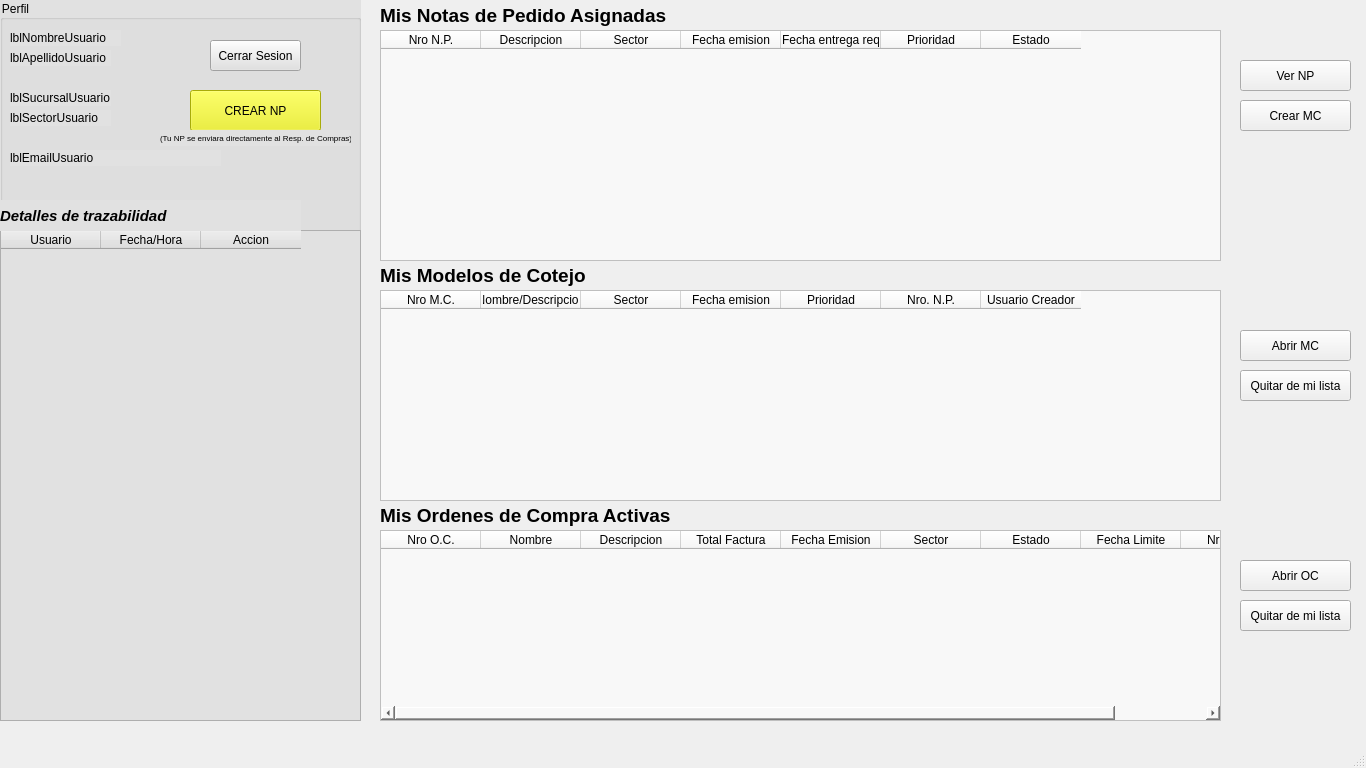
Qt form pantallaComprador.ui (AyeQuinteros15/DemoPracticas) before a commit.
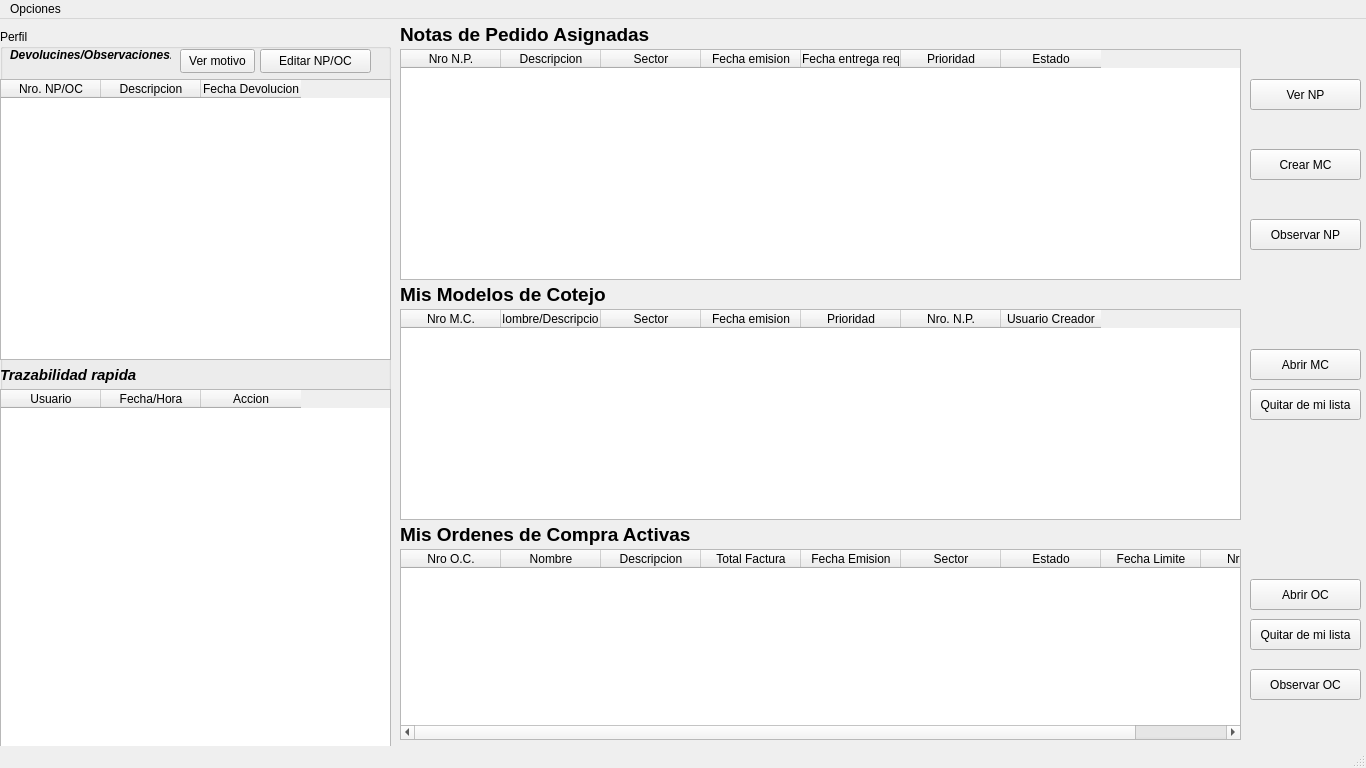
The same form after that commit.

```diff
--- a/pantallaComprador.ui
+++ b/pantallaComprador.ui
@@ -30,119 +30,21 @@
     <property name="geometry">
      <rect>
       <x>0</x>
-      <y>0</y>
-      <width>361</width>
+      <y>10</y>
+      <width>391</width>
       <height>721</height>
      </rect>
     </property>
-    <property name="styleSheet">
-     <string notr="true">background-color: rgb(225, 225, 225);</string>
-    </property>
     <property name="title">
      <string>Perfil</string>
     </property>
-    <widget class="QLabel" name="lblNombreUsuario">
-     <property name="geometry">
-      <rect>
-       <x>10</x>
-       <y>30</y>
-       <width>111</width>
-       <height>16</height>
-      </rect>
-     </property>
-     <property name="text">
-      <string>lblNombreUsuario</string>
-     </property>
-    </widget>
-    <widget class="QLabel" name="lblApellidoUsuario">
-     <property name="geometry">
-      <rect>
-       <x>10</x>
-       <y>50</y>
-       <width>101</width>
-       <height>16</height>
-      </rect>
-     </property>
-     <property name="text">
-      <string>lblApellidoUsuario</string>
-     </property>
-    </widget>
-    <widget class="QLabel" name="lblSucursalUsuario">
-     <property name="geometry">
-      <rect>
-       <x>10</x>
-       <y>90</y>
-       <width>101</width>
-       <height>16</height>
-      </rect>
-     </property>
-     <property name="text">
-      <string>lblSucursalUsuario</string>
-     </property>
-    </widget>
-    <widget class="QLabel" name="lblSectorUsuario">
-     <property name="geometry">
-      <rect>
-       <x>10</x>
-       <y>110</y>
-       <width>101</width>
-       <height>16</height>
-      </rect>
-     </property>
-     <property name="text">
-      <string>lblSectorUsuario</string>
-     </property>
-    </widget>
-    <widget class="QLabel" name="label">
-     <property name="geometry">
-      <rect>
-       <x>10</x>
-       <y>150</y>
-       <width>211</width>
-       <height>16</height>
-      </rect>
-     </property>
-     <property name="text">
-      <string>lblEmailUsuario</string>
-     </property>
-    </widget>
-    <widget class="QPushButton" name="btnCerrarSesion">
-     <property name="geometry">
-      <rect>
-       <x>210</x>
-       <y>40</y>
-       <width>91</width>
-       <height>31</height>
-      </rect>
-     </property>
-     <property name="text">
-      <string>Cerrar Sesion</string>
-     </property>
-    </widget>
-    <widget class="QPushButton" name="btnCrearNP_C">
-     <property name="geometry">
-      <rect>
-       <x>190</x>
-       <y>90</y>
-       <width>131</width>
-       <height>41</height>
-      </rect>
-     </property>
-     <property name="styleSheet">
-      <string notr="true">background-color: rgb(235, 239, 13);
-color: rgb(0, 0, 0);</string>
-     </property>
-     <property name="text">
-      <string>CREAR NP</string>
-     </property>
-    </widget>
     <widget class="QTableWidget" name="tablaDetallesEstado">
      <property name="geometry">
       <rect>
        <x>0</x>
-       <y>230</y>
-       <width>361</width>
-       <height>491</height>
+       <y>360</y>
+       <width>391</width>
+       <height>361</height>
       </rect>
      </property>
      <column>
@@ -165,7 +67,7 @@
      <property name="geometry">
       <rect>
        <x>0</x>
-       <y>200</y>
+       <y>330</y>
        <width>301</width>
        <height>31</height>
       </rect>
@@ -178,40 +80,90 @@
       </font>
      </property>
      <property name="text">
-      <string>Detalles de trazabilidad</string>
+      <string>Trazabilidad rapida</string>
      </property>
     </widget>
+    <widget class="QTableWidget" name="tablaObservaciones">
+     <property name="geometry">
+      <rect>
+       <x>0</x>
+       <y>50</y>
+       <width>391</width>
+       <height>281</height>
+      </rect>
+     </property>
+     <column>
+      <property name="text">
+       <string>Nro. NP/OC</string>
+      </property>
+     </column>
+     <column>
+      <property name="text">
+       <string>Descripcion</string>
+      </property>
+     </column>
+     <column>
+      <property name="text">
+       <string>Fecha Devolucion</string>
+      </property>
+     </column>
+    </widget>
     <widget class="QLabel" name="label_6">
      <property name="geometry">
       <rect>
-       <x>160</x>
-       <y>130</y>
-       <width>191</width>
-       <height>16</height>
+       <x>10</x>
+       <y>10</y>
+       <width>161</width>
+       <height>31</height>
       </rect>
      </property>
      <property name="font">
       <font>
-       <pointsize>6</pointsize>
+       <pointsize>9</pointsize>
+       <italic>true</italic>
+       <bold>true</bold>
       </font>
      </property>
      <property name="text">
-      <string>(Tu NP se enviara directamente al Resp. de Compras)</string>
+      <string>Devolucines/Observaciones:</string>
+     </property>
+    </widget>
+    <widget class="QPushButton" name="btnVerMotivo">
+     <property name="geometry">
+      <rect>
+       <x>180</x>
+       <y>20</y>
+       <width>75</width>
+       <height>24</height>
+      </rect>
+     </property>
+     <property name="text">
+      <string>Ver motivo</string>
+     </property>
+    </widget>
+    <widget class="QPushButton" name="btnEditarObservada">
+     <property name="geometry">
+      <rect>
+       <x>260</x>
+       <y>20</y>
+       <width>111</width>
+       <height>24</height>
+      </rect>
+     </property>
+     <property name="text">
+      <string>Editar NP/OC</string>
      </property>
     </widget>
    </widget>
    <widget class="QTableWidget" name="tablaNPasignadasC">
     <property name="geometry">
      <rect>
-      <x>380</x>
+      <x>400</x>
       <y>30</y>
       <width>841</width>
       <height>231</height>
      </rect>
     </property>
-    <property name="styleSheet">
-     <string notr="true">background-color: rgb(248, 248, 248);</string>
-    </property>
     <column>
      <property name="text">
       <string>Nro N.P.</string>
@@ -251,7 +203,7 @@
    <widget class="QLabel" name="label_2">
     <property name="geometry">
      <rect>
-      <x>380</x>
+      <x>400</x>
       <y>0</y>
       <width>301</width>
       <height>31</height>
@@ -264,13 +216,13 @@
      </font>
     </property>
     <property name="text">
-     <string>Mis Notas de Pedido Asignadas</string>
+     <string>Notas de Pedido Asignadas</string>
     </property>
    </widget>
    <widget class="QPushButton" name="btnVerNP_C">
     <property name="geometry">
      <rect>
-      <x>1240</x>
+      <x>1250</x>
       <y>60</y>
       <width>111</width>
       <height>31</height>
@@ -283,8 +235,8 @@
    <widget class="QPushButton" name="btnCrearMC_C">
     <property name="geometry">
      <rect>
-      <x>1240</x>
-      <y>100</y>
+      <x>1250</x>
+      <y>130</y>
       <width>111</width>
       <height>31</height>
      </rect>
@@ -296,15 +248,12 @@
    <widget class="QTableWidget" name="tablaMCactivosRC">
     <property name="geometry">
      <rect>
-      <x>380</x>
+      <x>400</x>
       <y>290</y>
       <width>841</width>
       <height>211</height>
      </rect>
     </property>
-    <property name="styleSheet">
-     <string notr="true">background-color: rgb(248, 248, 248);</string>
-    </property>
     <column>
      <property name="text">
       <string>Nro M.C.</string>
@@ -344,7 +293,7 @@
    <widget class="QLabel" name="label_3">
     <property name="geometry">
      <rect>
-      <x>380</x>
+      <x>400</x>
       <y>260</y>
       <width>301</width>
       <height>31</height>
@@ -363,7 +312,7 @@
    <widget class="QPushButton" name="btnAbrirMC_C">
     <property name="geometry">
      <rect>
-      <x>1240</x>
+      <x>1250</x>
       <y>330</y>
       <width>111</width>
       <height>31</height>
@@ -376,15 +325,12 @@
    <widget class="QTableWidget" name="tablaOCactivasRC">
     <property name="geometry">
      <rect>
-      <x>380</x>
+      <x>400</x>
       <y>530</y>
       <width>841</width>
       <height>191</height>
      </rect>
     </property>
-    <property name="styleSheet">
-     <string notr="true">background-color: rgb(248, 248, 248);</string>
-    </property>
     <column>
      <property name="text">
       <string>Nro O.C.</string>
@@ -434,7 +380,7 @@
    <widget class="QLabel" name="label_4">
     <property name="geometry">
      <rect>
-      <x>380</x>
+      <x>400</x>
       <y>500</y>
       <width>301</width>
       <height>31</height>
@@ -453,7 +399,7 @@
    <widget class="QPushButton" name="btnAbrirMC_RC_2">
     <property name="geometry">
      <rect>
-      <x>1240</x>
+      <x>1250</x>
       <y>560</y>
       <width>111</width>
       <height>31</height>
@@ -466,7 +412,7 @@
    <widget class="QPushButton" name="btnQuitarOC_C">
     <property name="geometry">
      <rect>
-      <x>1240</x>
+      <x>1250</x>
       <y>600</y>
       <width>111</width>
       <height>31</height>
@@ -479,7 +425,7 @@
    <widget class="QPushButton" name="btnQuitarMC_C">
     <property name="geometry">
      <rect>
-      <x>1240</x>
+      <x>1250</x>
       <y>370</y>
       <width>111</width>
       <height>31</height>
@@ -489,6 +435,32 @@
      <string>Quitar de mi lista</string>
     </property>
    </widget>
+   <widget class="QPushButton" name="btnObservarNP">
+    <property name="geometry">
+     <rect>
+      <x>1250</x>
+      <y>200</y>
+      <width>111</width>
+      <height>31</height>
+     </rect>
+    </property>
+    <property name="text">
+     <string>Observar NP</string>
+    </property>
+   </widget>
+   <widget class="QPushButton" name="btnObservarOC">
+    <property name="geometry">
+     <rect>
+      <x>1250</x>
+      <y>650</y>
+      <width>111</width>
+      <height>31</height>
+     </rect>
+    </property>
+    <property name="text">
+     <string>Observar OC</string>
+    </property>
+   </widget>
   </widget>
   <widget class="QMenuBar" name="menubar">
    <property name="geometry">
@@ -496,9 +468,18 @@
      <x>0</x>
      <y>0</y>
      <width>1366</width>
-     <height>22</height>
+     <height>33</height>
     </rect>
    </property>
+   <widget class="QMenu" name="menuOpciones">
+    <property name="title">
+     <string>Opciones</string>
+    </property>
+    <addaction name="actionCerrar_Sesion"/>
+    <addaction name="actionVer_Biblioteca"/>
+    <addaction name="actionCrear_Nota_de_Pedido"/>
+   </widget>
+   <addaction name="menuOpciones"/>
   </widget>
   <widget class="QStatusBar" name="statusbar"/>
  </widget>
```
Left out of the diff: 15 changed lines with no effect on the pictures.
